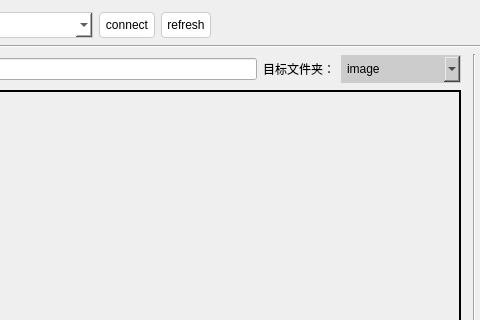
Old version of the form gui/mainui.ui in the repository NetEase/airtest; both pictures show x 203 to 683 and y 0 to 320 of the 1168 by 805 pixel window.
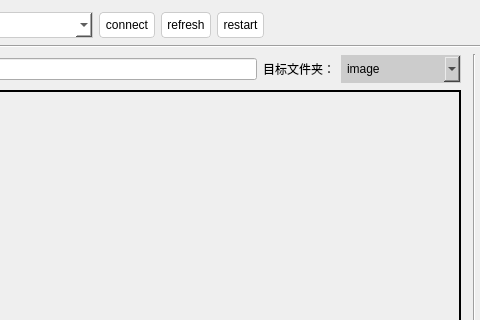
New version of the form. Icons and pictures are not drawn.

Commit message: add restart in gui, support airtest.start airtest.stop

The edit to the form file:
```diff
--- a/gui/mainui.ui
+++ b/gui/mainui.ui
@@ -120,6 +120,13 @@
          </property>
         </widget>
        </item>
+       <item>
+        <widget class="QPushButton" name="btnRestart">
+         <property name="text">
+          <string>restart</string>
+         </property>
+        </widget>
+       </item>
        <item>
         <spacer name="horizontalSpacer_4">
          <property name="orientation">
```
Left out of the diff: 4 changed lines with no effect on the pictures. The commit also changes 8 other files.
